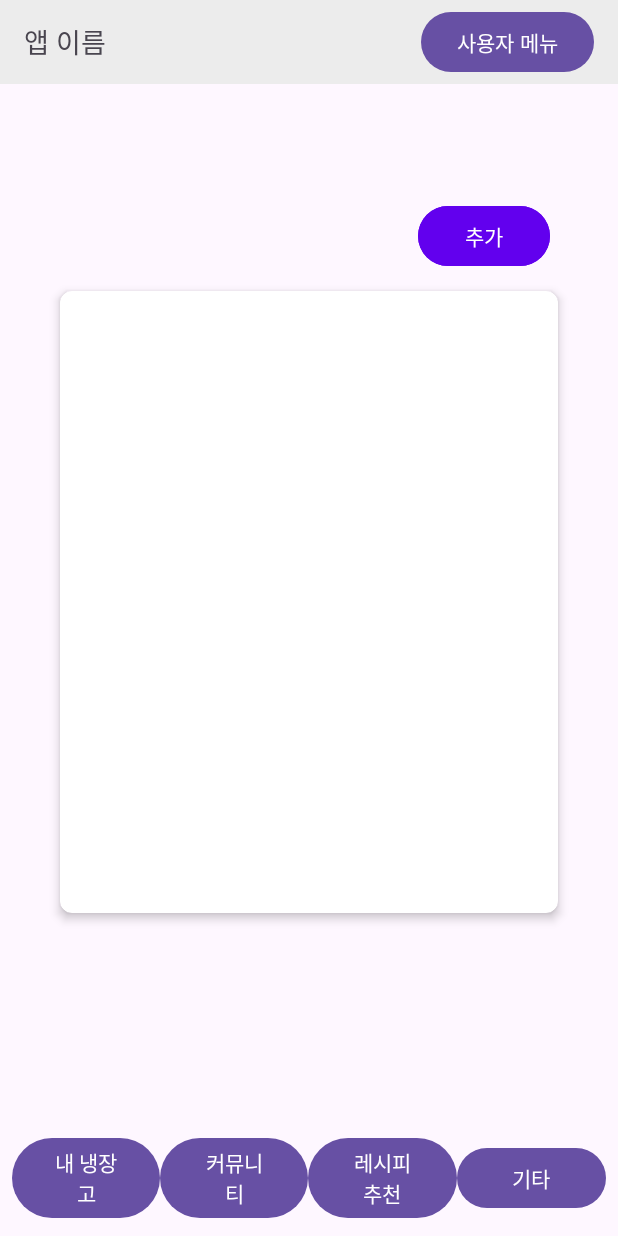
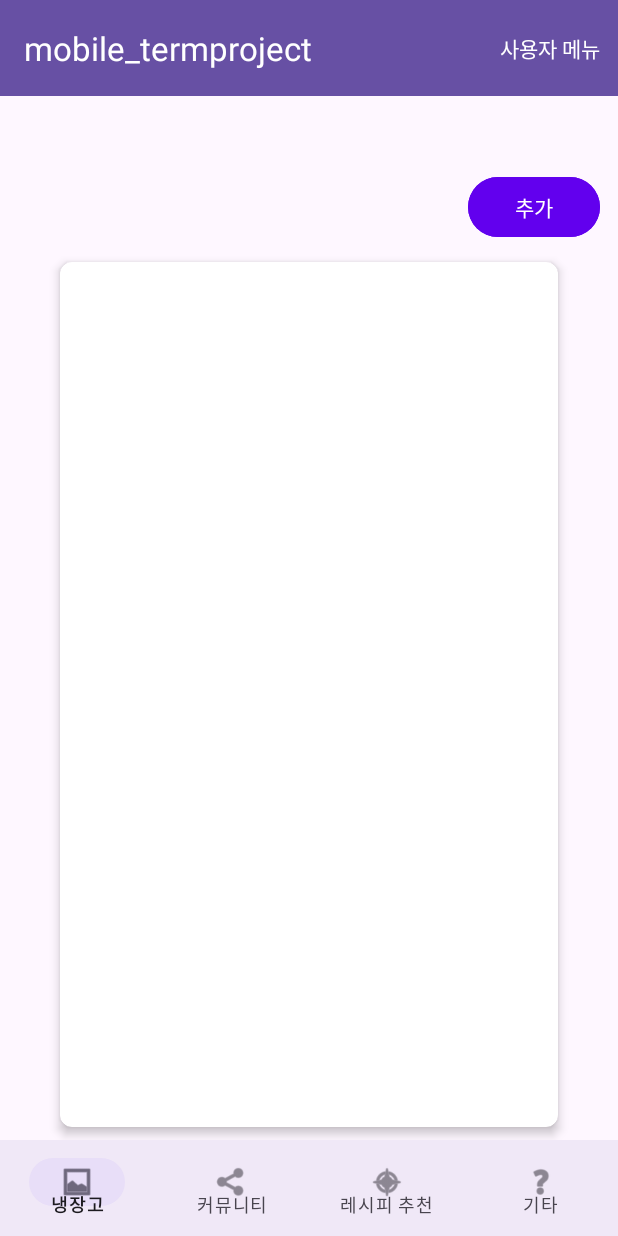
Before and after one commit to mobileteam2/mobile_Termproject, an Android app: the screen it shows after launch (MainActivity), on a phone screen of 412 x 824 dp. Run offline under Robolectric (Android 15) with nearby library versions, the phone set to English and light mode, and no system bars; our stand-ins replace Firebase (no records; nobody signed in at launch, a user with empty details on screens opened directly).

Commit message:
modify app top and bottom bar with menu.xml

```diff
--- a/app/build.gradle
+++ b/app/build.gradle
@@ -1,5 +1,6 @@
 plugins {
     alias(libs.plugins.android.application)
+    alias(libs.plugins.google.gms.google.services)
 }
 
 android {
@@ -34,9 +35,13 @@ dependencies {
     implementation libs.material
     implementation libs.activity
     implementation libs.constraintlayout
+    implementation libs.firebase.firestore
     testImplementation libs.junit
     androidTestImplementation libs.ext.junit
     androidTestImplementation libs.espresso.core
+
+    // 하단 네비케이션 바
+    implementation libs.material.v1110
 
     // 바코드 인식 라이브러리
     implementation(libs.barcode.scanning)
--- a/app/src/main/java/com/example/mobile_termproject/MainActivity.java
+++ b/app/src/main/java/com/example/mobile_termproject/MainActivity.java
@@ -3,12 +3,18 @@ package com.example.mobile_termproject;
 import android.content.Intent;
 import android.os.Bundle;
 import android.util.Log;
+import android.view.Menu;
+import android.view.MenuItem;
 import android.widget.Button;
 import android.widget.ListView;
 import android.widget.PopupMenu;
+import androidx.appcompat.widget.Toolbar;
 
+import androidx.annotation.NonNull;
 import androidx.appcompat.app.AppCompatActivity;
 
+import com.google.android.material.bottomappbar.BottomAppBar;
+import com.google.android.material.bottomnavigation.BottomNavigationView;
 import com.google.firebase.firestore.CollectionReference;
 import com.google.firebase.firestore.FirebaseFirestore;
 
@@ -21,10 +27,24 @@ public class MainActivity extends AppCompatActivity {
     private FoodItemAdapter adapter;
     private List<FoodItem> foodList;
 
-    private Button btnUserMenu, btnFridge, btnCommunity, btnRecipe, btnOther;
+    private Button btnFridge, btnCommunity, btnRecipe, btnOther;
     private Button btnAddFood; // 추가 버튼
 
     private CollectionReference ingredientsRef;
+    private Toolbar toolbar;
+    private BottomNavigationView bottomNavigationView;
+
+    private String TAGBebbug = "DEBUG";
+
+    /**
+     * @param menu
+     * @return
+     */
+    @Override
+    public boolean onCreateOptionsMenu(Menu menu) {
+        getMenuInflater().inflate(R.menu.top_menu_activity, menu);
+        return super.onCreateOptionsMenu(menu);
+    }
 
     @Override
     protected void onCreate(Bundle savedInstanceState) {
@@ -39,6 +59,8 @@ public class MainActivity extends AppCompatActivity {
         super.onCreate(savedInstanceState);
         setContentView(R.layout.activity_main);
 
+        setTopAndBottomBar();
+
         lvFoods = findViewById(R.id.lvFoods);
 
         // 1) 테스트용 임시 데이터
@@ -51,30 +73,7 @@ public class MainActivity extends AppCompatActivity {
         adapter = new FoodItemAdapter(this, R.layout.item_food, foodList);
         lvFoods.setAdapter(adapter);
 
-        // 하단 버튼 바 바인딩
-        btnUserMenu  = findViewById(R.id.btnUserMenu);
-        btnFridge    = findViewById(R.id.btnFridge);
-        btnCommunity = findViewById(R.id.btnCommunity);
-        btnRecipe    = findViewById(R.id.btnRecipe);
-        btnOther     = findViewById(R.id.btnOther);
         btnAddFood   = findViewById(R.id.btnAddFood); // 추가 버튼도 바인딩
-
-        // 각 버튼 클릭 이벤트 설정
-        btnUserMenu.setOnClickListener(v -> {
-            // TODO: 사용자 메뉴 눌렀을 때 처리
-        });
-        btnFridge.setOnClickListener(v -> {
-            // TODO: 내 냉장고 눌렀을 때 처리
-        });
-        btnCommunity.setOnClickListener(v -> {
-            // TODO: 커뮤니티 눌렀을 때 처리
-        });
-        btnRecipe.setOnClickListener(v -> {
-            // TODO: 레시피 추천 눌렀을 때 처리
-        });
-        btnOther.setOnClickListener(v -> {
-            // TODO: 기타 눌렀을 때 처리
-        });
 
         // ★ 추가 버튼 클릭 시 팝업 메뉴 띄우기
         btnAddFood.setOnClickListener(view -> {
@@ -101,6 +100,37 @@ public class MainActivity extends AppCompatActivity {
         loadIngredientsFromFirestore();
     }
 
+    private void setTopAndBottomBar(){
+        toolbar = findViewById(R.id.topAppBar);
+        setSupportActionBar(toolbar);
+
+        bottomNavigationView = findViewById(R.id.bottomAppBar);
+
+        bottomNavigationView.setOnItemSelectedListener(new BottomNavigationView.OnItemSelectedListener() {
+            @Override
+            public boolean onNavigationItemSelected(@NonNull MenuItem item) {
+                int menuId = item.getItemId();
+                if(menuId == R.id.bottomBar_myRefri){
+                    // TODO: 내 냉장고 눌렀을 때 처리
+                    Log.d(TAGBebbug, "냉장고 클릭");
+                } else if(menuId == R.id.bottomBar_community){
+                    // TODO: 커뮤니티 눌렀을 때 처리
+                    Log.d(TAGBebbug, "커뮤니티 클릭");
+                } else if(menuId == R.id.bottomBar_recipe){
+                    // TODO: 레시피 추천 눌렀을 때 처리
+                    Log.d(TAGBebbug, "레시피 클릭");
+                } else if(menuId == R.id.bottomBar_others){
+                    // TODO: 기타 눌렀을 때 처리
+                    Log.d(TAGBebbug, "기타 클릭");
+                } else {
+                    Log.d(TAGBebbug, "그 외 경우");
+                }
+                return false;
+            }
+        });
+    }
+
+
     private void loadIngredientsFromFirestore() {
         ingredientsRef.get().addOnSuccessListener(querySnapshot -> {
             foodList.clear();
--- a/app/src/main/res/layout/activity_main.xml
+++ b/app/src/main/res/layout/activity_main.xml
@@ -7,62 +7,54 @@
     android:layout_height="match_parent"
     android:fitsSystemWindows="true">
 
-    <!-- ① 상단 헤더 -->
-    <LinearLayout
-        android:id="@+id/header"
-        android:layout_width="0dp"
-        android:layout_height="56dp"
-        android:orientation="horizontal"
-        android:background="#ECECEC"
-        android:paddingHorizontal="16dp"
-        android:gravity="center_vertical"
+    <com.google.android.material.appbar.AppBarLayout
+        android:layout_width="match_parent"
+        android:layout_height="wrap_content"
+        android:theme="@style/ThemeOverlay.MaterialComponents.Dark.ActionBar"
         app:layout_constraintTop_toTopOf="parent"
         app:layout_constraintStart_toStartOf="parent"
         app:layout_constraintEnd_toEndOf="parent">
-
-        <TextView
-            android:id="@+id/tvAppName"
-            android:layout_width="0dp"
-            android:layout_weight="1"
-            android:layout_height="wrap_content"
-            android:text="앱 이름"
-            android:textSize="18sp"/>
-
-        <Button
-            android:id="@+id/btnUserMenu"
-            android:layout_width="wrap_content"
-            android:layout_height="wrap_content"
-            android:text="사용자 메뉴"/>
-    </LinearLayout>
+        <com.google.android.material.appbar.MaterialToolbar
+            android:layout_width="match_parent"
+            android:layout_height="?attr/actionBarSize"
+            android:id="@+id/topAppBar"
+            android:background="?attr/colorPrimary"
+            app:title="@string/app_name"
+            app:titleTextColor="@android:color/white"
+            app:popupTheme="@style/ThemeOverlay.AppCompat.Light"
+            />
+    </com.google.android.material.appbar.AppBarLayout>
 
     <!-- ② 푸드아이템 추가 버튼 -->
+    <LinearLayout
+        android:layout_width="match_parent"
+        android:layout_height="match_parent"
+        android:layout_marginTop="?attr/actionBarSize"
+        android:layout_marginBottom="?attr/actionBarSize"
+        android:orientation="vertical"
+        >
         <Button
             android:id="@+id/btnAddFood"
             android:layout_width="wrap_content"
             android:layout_height="wrap_content"
+            android:layout_marginTop="50dp"
             android:layout_marginEnd="12dp"
             android:layout_marginBottom="4dp"
             android:backgroundTint="#6200EE"
             android:text="추가"
             android:textColor="@android:color/white"
-        app:layout_constraintBottom_toTopOf="@id/cardContainer"
-        app:layout_constraintEnd_toEndOf="@id/cardContainer" />
+            android:layout_gravity="end"/>
 
         <!-- ③ 카드뷰와 리스트 -->
         <androidx.cardview.widget.CardView
             android:id="@+id/cardContainer"
             android:layout_width="345dp"
-        android:layout_height="432dp"
-        android:layout_marginHorizontal="32dp"
-        android:layout_marginVertical="32dp"
+            android:layout_height="match_parent"
             app:cardCornerRadius="8dp"
             app:cardElevation="4dp"
             app:cardUseCompatPadding="true"
-        app:layout_constraintBottom_toTopOf="@+id/footer"
-        app:layout_constraintEnd_toEndOf="parent"
-        app:layout_constraintStart_toStartOf="parent"
-        app:layout_constraintTop_toBottomOf="@id/header"
-        app:layout_constraintVertical_bias="0.5">
+            android:layout_gravity="center"
+            >
 
             <ListView
                 android:id="@+id/lvFoods"
@@ -71,46 +63,17 @@
                 android:divider="@android:color/darker_gray"
                 android:dividerHeight="1dp" />
         </androidx.cardview.widget.CardView>
+    </LinearLayout>
 
-    <!-- ④ 하단 버튼 바 -->
-    <LinearLayout
-        android:id="@+id/footer"
-        android:layout_width="0dp"
-        android:layout_height="wrap_content"
-        android:orientation="horizontal"
-        android:gravity="center"
-        android:padding="8dp"
+    <com.google.android.material.bottomnavigation.BottomNavigationView
+        android:id="@+id/bottomAppBar"
+        android:layout_width="match_parent"
+        android:layout_height="?attr/actionBarSize"
+        android:layout_gravity="bottom"
+        app:menu="@menu/bottom_menu_activity"
+        android:background="?android:attr/windowBackground"
+        app:labelVisibilityMode="labeled"
         app:layout_constraintBottom_toBottomOf="parent"
         app:layout_constraintStart_toStartOf="parent"
-        app:layout_constraintEnd_toEndOf="parent">
-
-        <Button
-            android:id="@+id/btnFridge"
-            android:layout_width="0dp"
-            android:layout_weight="1"
-            android:layout_height="wrap_content"
-            android:text="내 냉장고"/>
-
-        <Button
-            android:id="@+id/btnCommunity"
-            android:layout_width="0dp"
-            android:layout_weight="1"
-            android:layout_height="wrap_content"
-            android:text="커뮤니티"/>
-
-        <Button
-            android:id="@+id/btnRecipe"
-            android:layout_width="0dp"
-            android:layout_weight="1"
-            android:layout_height="wrap_content"
-            android:text="레시피 추천"/>
-
-        <Button
-            android:id="@+id/btnOther"
-            android:layout_width="0dp"
-            android:layout_weight="1"
-            android:layout_height="wrap_content"
-            android:text="기타"/>
-    </LinearLayout>
-
+        app:layout_constraintEnd_toEndOf="parent"/>
 </androidx.constraintlayout.widget.ConstraintLayout>
--- /dev/null
+++ b/app/src/main/res/menu/bottom_menu_activity.xml
@@ -0,0 +1,24 @@
+<?xml version="1.0" encoding="utf-8"?>
+<menu xmlns:android="http://schemas.android.com/apk/res/android"
+    xmlns:app="http://schemas.android.com/apk/res-auto">
+    <item
+        android:title="냉장고"
+        android:id="@+id/bottomBar_myRefri"
+        android:icon="@android:drawable/ic_menu_gallery"
+         />
+    <item
+        android:title="커뮤니티"
+        android:id="@+id/bottomBar_community"
+        android:icon="@android:drawable/ic_menu_share"
+         />
+    <item
+        android:title="레시피 추천"
+        android:id="@+id/bottomBar_recipe"
+        android:icon="@android:drawable/ic_menu_compass"
+         />
+    <item
+        android:title="기타"
+        android:id="@+id/bottomBar_others"
+        android:icon="@android:drawable/ic_menu_help"
+         />
+</menu>
--- /dev/null
+++ b/app/src/main/res/menu/top_menu_activity.xml
@@ -0,0 +1,9 @@
+<?xml version="1.0" encoding="utf-8"?>
+<menu xmlns:android="http://schemas.android.com/apk/res/android"
+    xmlns:app="http://schemas.android.com/apk/res-auto">
+    <item
+        android:id="@+id/topBar_userMenu"
+        android:title="사용자 메뉴"
+        app:showAsAction="ifRoom"
+        />
+</menu>
--- a/build.gradle
+++ b/build.gradle
@@ -1,4 +1,5 @@
 // Top-level build file where you can add configuration options common to all sub-projects/modules.
 plugins {
 alias(libs.plugins.android.application) apply false
+    alias(libs.plugins.google.gms.google.services) apply false
 }
--- a/gradle/libs.versions.toml
+++ b/gradle/libs.versions.toml
@@ -9,6 +9,9 @@ appcompat = "1.7.0"
 material = "1.12.0"
 activity = "1.10.1"
 constraintlayout = "2.2.1"
+googleGmsGoogleServices = "4.4.2"
+firebaseFirestore = "25.1.4"
+materialVersion = "1.11.0"
 
 [libraries]
 barcode-scanning = { module = "com.google.mlkit:barcode-scanning", version.ref = "barcodeScanning" }
@@ -20,6 +23,9 @@ appcompat = { group = "androidx.appcompat", name = "appcompat", version.ref = "a
 material = { group = "com.google.android.material", name = "material", version.ref = "material" }
 activity = { group = "androidx.activity", name = "activity", version.ref = "activity" }
 constraintlayout = { group = "androidx.constraintlayout", name = "constraintlayout", version.ref = "constraintlayout" }
+firebase-firestore = { group = "com.google.firebase", name = "firebase-firestore", version.ref = "firebaseFirestore" }
+material-v1110 = { module = "com.google.android.material:material", version.ref = "materialVersion" }
 
 [plugins]
 android-application = { id = "com.android.application", version = "8.8.0" }
+google-gms-google-services = { id = "com.google.gms.google-services", version.ref = "googleGmsGoogleServices" }
```
Lines whose indentation alone changed are shown as unchanged.
